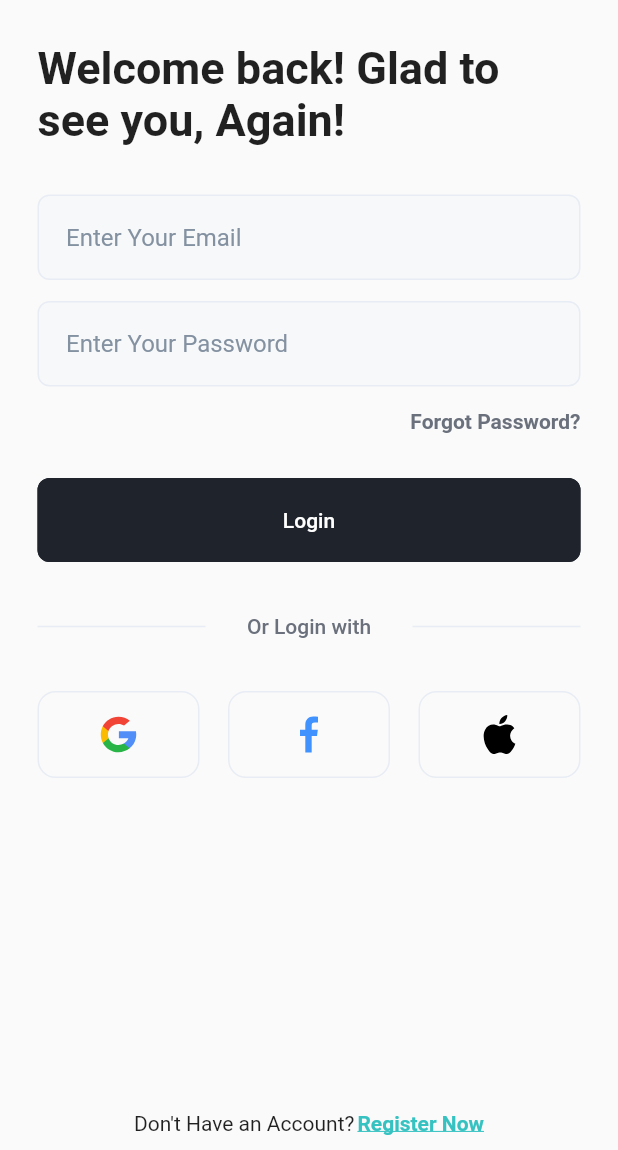
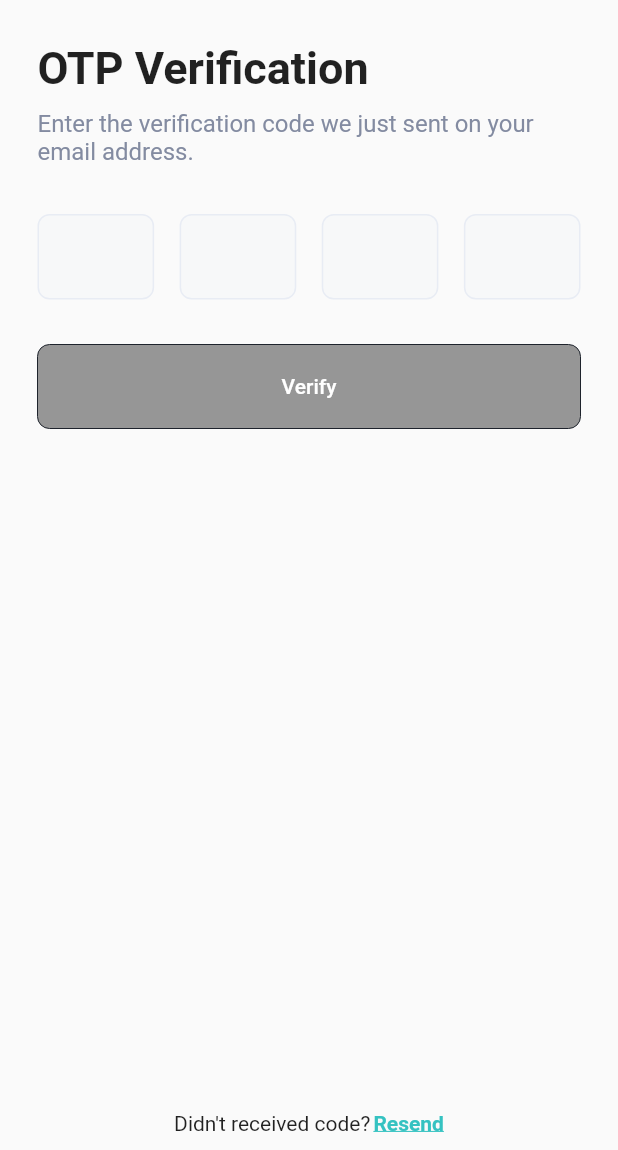
Before and after one commit to nandhakumar-rs/flutter-ui, a Flutter app: the LoginScreen screen opened directly, after a tap on "Login", on a phone screen of 412 x 824 dp, the part 86-1236 px from its top. Run offline on Flutter 3.47's test engine with Material 2 defaults, Android fonts, the phone set to English and light mode, and no system bars; our stand-ins replace flutter_svg.

Commit message:
feat: add OTP screen & its functionalities

```diff
--- a/login_register/lib/screens/login/login.screen.dart
+++ b/login_register/lib/screens/login/login.screen.dart
@@ -1,7 +1,10 @@
+import 'package:f_widgets/widgets/link.widget.dart';
 import 'package:flutter/material.dart';
 import 'package:flutter_svg/svg.dart';
 
 import '../../widgets/app_button.widget.dart';
+import '../../widgets/app_text_field.widget.dart';
+import '../otp/otp.screen.dart';
 
 class LoginScreen extends StatelessWidget {
   const LoginScreen({super.key});
@@ -40,36 +43,17 @@ class LoginScreen extends StatelessWidget {
           const SizedBox(
             height: 32,
           ),
-          Container(
-            decoration: BoxDecoration(
-                color: const Color(0xFFF7F8F9),
-                borderRadius: BorderRadius.circular(8),
-                border: Border.all(color: const Color(0xFFE8ECF4), width: 1)),
-            child: TextField(
-              style: TextStyle(fontSize: 16),
-              decoration: InputDecoration(
-                  contentPadding: EdgeInsets.all(18),
-                  border: InputBorder.none,
-                  hintText: 'Enter Your Email',
-                  hintStyle: TextStyle(color: const Color(0xFF8391A1))),
-            ),
+          AppTextField(
+            placeholder: 'Enter Your Email',
+            type: TextInputType.emailAddress,
           ),
           const SizedBox(
             height: 14,
           ),
-          Container(
-            decoration: BoxDecoration(
-                color: const Color(0xFFF7F8F9),
-                borderRadius: BorderRadius.circular(8),
-                border: Border.all(color: const Color(0xFFE8ECF4), width: 1)),
-            child: TextField(
-              style: TextStyle(fontSize: 16),
-              decoration: InputDecoration(
-                  contentPadding: EdgeInsets.all(18),
-                  border: InputBorder.none,
-                  hintText: 'Enter Your Password',
-                  hintStyle: TextStyle(color: const Color(0xFF8391A1))),
-            ),
+          AppTextField(
+            placeholder: 'Enter Your Password',
+            type: TextInputType.text,
+            obscureText: true,
           ),
           const SizedBox(
             height: 15,
@@ -91,7 +75,7 @@ class LoginScreen extends StatelessWidget {
               variant: 'solid',
               onTap: () {
                 Navigator.push(context,
-                    MaterialPageRoute(builder: (context) => LoginScreen()));
+                    MaterialPageRoute(builder: (context) => OtpScreen()));
               },
               label: 'Login'),
           const SizedBox(
@@ -124,7 +108,8 @@ class LoginScreen extends StatelessWidget {
             mainAxisAlignment: MainAxisAlignment.spaceBetween,
             children: [
               Ink(
-                padding: const EdgeInsets.symmetric(vertical: 15, horizontal: 40),
+                padding:
+                    const EdgeInsets.symmetric(vertical: 15, horizontal: 40),
                 decoration: BoxDecoration(
                     color: Colors.transparent,
                     borderRadius: BorderRadius.circular(12),
@@ -139,7 +124,8 @@ class LoginScreen extends StatelessWidget {
                     )),
               ),
               Ink(
-                padding: const EdgeInsets.symmetric(vertical: 15, horizontal: 40),
+                padding:
+                    const EdgeInsets.symmetric(vertical: 15, horizontal: 40),
                 decoration: BoxDecoration(
                     color: Colors.transparent,
                     borderRadius: BorderRadius.circular(12),
@@ -154,7 +140,8 @@ class LoginScreen extends StatelessWidget {
                     )),
               ),
               Ink(
-                padding: const EdgeInsets.symmetric(vertical: 15, horizontal: 40),
+                padding:
+                    const EdgeInsets.symmetric(vertical: 15, horizontal: 40),
                 decoration: BoxDecoration(
                     color: Colors.transparent,
                     borderRadius: BorderRadius.circular(12),
@@ -178,12 +165,9 @@ class LoginScreen extends StatelessWidget {
               const SizedBox(
                 width: 2,
               ),
-              Text(
-                'Register Now',
-                style: TextStyle(
-                    color: Color(0xFF35C2C1),
-                    decoration: TextDecoration.underline,
-                    fontWeight: FontWeight.w600),
+              Link(
+                onTap: () {},
+                text: 'Register Now',
               )
             ],
           )
--- /dev/null
+++ b/login_register/lib/screens/otp/otp.screen.dart
@@ -0,0 +1,236 @@
+import 'package:f_widgets/widgets/app_text_field.widget.dart';
+import 'package:flutter/material.dart';
+import 'package:flutter/services.dart';
+import 'package:flutter_svg/svg.dart';
+
+import '../../widgets/app_button.widget.dart';
+import '../../widgets/link.widget.dart';
+
+class OtpScreen extends StatefulWidget {
+  const OtpScreen({super.key});
+
+  @override
+  State<OtpScreen> createState() => _OtpScreenState();
+}
+
+// OTP 1234
+
+class _OtpScreenState extends State<OtpScreen> {
+  final formKey = GlobalKey<FormState>();
+  final FocusScopeNode _node = new FocusScopeNode();
+  bool isFormValid = false;
+
+  TextEditingController field_one = new TextEditingController();
+  TextEditingController field_two = new TextEditingController();
+  TextEditingController field_three = new TextEditingController();
+  TextEditingController field_four = new TextEditingController();
+
+  @override
+  void initState() {
+    // TODO: implement initState
+    super.initState();
+    formKey.currentState?.initState();
+  }
+
+  @override
+  Widget build(BuildContext context) {
+    return Scaffold(
+      body: Container(
+        padding: const EdgeInsets.symmetric(vertical: 10, horizontal: 25),
+        height: MediaQuery.of(context).size.height,
+        width: MediaQuery.of(context).size.width,
+        child: SafeArea(
+            child:
+                Column(crossAxisAlignment: CrossAxisAlignment.start, children: [
+          Ink(
+            padding: const EdgeInsets.all(12),
+            decoration: BoxDecoration(
+                color: Colors.transparent,
+                borderRadius: BorderRadius.circular(12),
+                border: Border.all(color: const Color(0xFFE8ECF4), width: 2)),
+            child: InkWell(
+                onTap: () {
+                  Navigator.pop(context);
+                },
+                child: SvgPicture.asset(
+                  'assets/svg/back_arrow.svg',
+                )),
+          ),
+          const SizedBox(
+            height: 28,
+          ),
+          const Text(
+            'OTP Verification',
+            style: TextStyle(fontWeight: FontWeight.bold, fontSize: 30),
+          ),
+          const SizedBox(
+            height: 10,
+          ),
+          const Text(
+              'Enter the verification code we just sent on your email address.',
+              style: TextStyle(
+                  color: Color(0xFF838BA1),
+                  fontWeight: FontWeight.w400,
+                  fontSize: 16)),
+          const SizedBox(
+            height: 32,
+          ),
+          Form(
+            key: formKey,
+            child: FocusScope(
+              node: _node,
+              child: Row(
+                children: [
+                  AppTextField(
+                    validator: (value) {
+                      if (value?.isEmpty ?? true) {
+                        return '';
+                      }
+                    },
+                    controller: field_one,
+                    type: TextInputType.number,
+                    maxLength: 1,
+                    textAlign: TextAlign.center,
+                    onChange: (value) {
+                      Clipboard.getData('text/plain').then((value) {
+                        if (value?.text?.length == 4) {
+                          String? pastedText = value?.text;
+                          if (pastedText != null) {
+                            setState(() {
+                              field_one.text = pastedText[0];
+                              field_two.text = pastedText[1];
+                              field_three.text = pastedText[2];
+                              field_four.text = pastedText[3];
+
+                              _node.unfocus();
+                            });
+                          }
+                        }
+                        Clipboard.setData(ClipboardData(text: ''));
+                      });
+                      if (value.length == 1) {
+                        _node.nextFocus();
+                      }
+                      if (value.length == 0) {
+                        formKey.currentState?.reset();
+                        setState(() {
+                          field_one.text = '';
+                          field_two.text = '';
+                          field_three.text = '';
+                          field_four.text = '';
+                        });
+                      }
+                    },
+                  ),
+                  const SizedBox(
+                    width: 17,
+                  ),
+                  AppTextField(
+                    validator: (value) {
+                      if (value?.isEmpty ?? true) {
+                        return '';
+                      }
+                    },
+                    controller: field_two,
+                    type: TextInputType.number,
+                    maxLength: 1,
+                    textAlign: TextAlign.center,
+                    onChange: (value) {
+                      if (value.length == 1) {
+                        _node.nextFocus();
+                      }
+                      if (value.length == 0) {
+                        _node.previousFocus();
+                        setState(() {
+                          field_two.text = '';
+                        });
+                      }
+                    },
+                  ),
+                  const SizedBox(
+                    width: 17,
+                  ),
+                  AppTextField(
+                    validator: (value) {
+                      if (value?.isEmpty ?? true) {
+                        return '';
+                      }
+                    },
+                    controller: field_three,
+                    type: TextInputType.number,
+                    maxLength: 1,
+                    textAlign: TextAlign.center,
+                    onChange: (value) {
+                      if (value.length == 1) {
+                        _node.nextFocus();
+                      }
+                      if (value.length == 0) {
+                        _node.previousFocus();
+                        setState(() {
+                          field_three.text = '';
+                        });
+                      }
+                    },
+                  ),
+                  const SizedBox(
+                    width: 17,
+                  ),
+                  AppTextField(
+                    validator: (value) {
+                      if (value?.isEmpty ?? true) {
+                        return '';
+                      }
+                    },
+                    controller: field_four,
+                    type: TextInputType.number,
+                    textAlign: TextAlign.center,
+                    maxLength: 1,
+                    onChange: (value) {
+                      if (value.length == 0) {
+                        _node.previousFocus();
+                        setState(() {
+                          field_four.text = '';
+                        });
+                      }
+                    },
+                  ),
+                ],
+              ),
+            ),
+            onChanged: () {
+              setState(() {
+                isFormValid = (formKey?.currentState?.validate() ?? true);
+              });
+            },
+          ),
+          const SizedBox(
+            height: 30,
+          ),
+          AppButton(
+              disabled: !isFormValid,
+              variant: 'solid',
+              onTap: () {
+                formKey.currentState!.save();
+              },
+              label: 'Verify'),
+          Spacer(),
+          Row(
+            mainAxisAlignment: MainAxisAlignment.center,
+            children: [
+              Text("Didn't received code?"),
+              const SizedBox(
+                width: 2,
+              ),
+              Link(
+                onTap: () {},
+                text: 'Resend',
+              ),
+            ],
+          )
+        ])),
+      ),
+    );
+  }
+}
+
+// OTP 1234
--- a/login_register/lib/screens/welcome/welcome.screen.dart
+++ b/login_register/lib/screens/welcome/welcome.screen.dart
@@ -1,6 +1,8 @@
 import 'package:f_widgets/screens/login/login.screen.dart';
 import 'package:f_widgets/widgets/app_button.widget.dart';
 import 'package:flutter/material.dart';
+
+import '../../widgets/link.widget.dart';
 
 class WelcomeScreen extends StatelessWidget {
   const WelcomeScreen({super.key});
@@ -41,12 +43,10 @@ class WelcomeScreen extends StatelessWidget {
                       },
                       label: 'Register'),
                   const SizedBox(height: 46),
-                  GestureDetector(
-                    child: Text(
-                      'Continue as a guest',
-                      style: TextStyle(color: Color(0xFF35C2C1), decoration: TextDecoration.underline, fontWeight: FontWeight.w600),
-                    ),
-                  )
+                  Link(
+                    onTap: () {},
+                    text: 'Continue as a guest',
+                  ),
                 ],
               ),
             )));
--- a/login_register/lib/widgets/app_button.widget.dart
+++ b/login_register/lib/widgets/app_button.widget.dart
@@ -3,13 +3,15 @@ import 'package:flutter/material.dart';
 class AppButton extends StatelessWidget {
   String variant = 'solid';
   String label = 'button';
+  bool disabled = false;
 
   Function() onTap;
   AppButton(
       {super.key,
       required this.variant,
       required this.onTap,
-      required this.label});
+      required this.label,
+      this.disabled = false});
 
   @override
   Widget build(BuildContext context) {
@@ -17,15 +19,17 @@ class AppButton extends StatelessWidget {
       height: 56,
       width: double.infinity,
       child: TextButton(
-        onPressed: onTap,
+        onPressed: disabled ? null : onTap,
         style: TextButton.styleFrom(
             splashFactory: NoSplash.splashFactory,
+            disabledBackgroundColor: Color.fromARGB(255, 150, 150, 150),
             backgroundColor:
                 variant == 'solid' ? Color(0xFF1E232C) : Colors.white,
             shape: const RoundedRectangleBorder(
               borderRadius: BorderRadius.all(Radius.circular(8)),
             ),
-            side: BorderSide(color: Color(0xFF1E232C), width: 1)),
+            side:
+                BorderSide(color: Color(0xFF1E232C), width: disabled ? 0 : 1)),
         child: Text(
           label,
           style: TextStyle(
--- /dev/null
+++ b/login_register/lib/widgets/app_text_field.widget.dart
@@ -0,0 +1,87 @@
+import 'package:flutter/material.dart';
+
+class AppTextField extends StatefulWidget {
+  String? placeholder = 'button';
+  final TextEditingController? controller;
+  TextInputType type = TextInputType.text;
+  TextAlign textAlign = TextAlign.left;
+  bool obscureText = false;
+  int maxLength = 100;
+  FocusNode? focusNode = null;
+  Function(dynamic)? onChange;
+  Function(dynamic)? onSave;
+  String? Function(String?)? validator;
+
+  AppTextField(
+      {super.key,
+      this.placeholder,
+      this.controller,
+      this.validator,
+      required this.type,
+      this.obscureText = false,
+      this.maxLength = 100,
+      this.textAlign = TextAlign.left,
+      this.onChange,
+      this.onSave,
+      this.focusNode});
+
+  @override
+  State<AppTextField> createState() => _AppTextFieldState();
+}
+
+class _AppTextFieldState extends State<AppTextField> {
+  bool hasValue = false;
+
+  @override
+  void initState() {
+    // TODO: implement initState
+    super.initState();
+    widget.controller?.addListener(() {
+      setState(() {
+        hasValue = widget.controller?.text.toString().isNotEmpty ?? true;
+      });
+    });
+  }
+
+  @override
+  Widget build(BuildContext context) {
+    return Flexible(
+        child: Container(
+            decoration: BoxDecoration(
+                color: !hasValue
+                    ? const Color(0xFFF7F8F9)
+                    : const Color(0xFFFFFFFF),
+                borderRadius: BorderRadius.circular(8),
+                border: Border.all(
+                    color:
+                        !hasValue ? const Color(0xFFE8ECF4) : Color(0xFF35C2C1),
+                    width: 1)),
+            child: TextFormField(
+              validator: widget.validator,
+              controller: widget.controller,
+              textAlign: widget.textAlign,
+              maxLength: widget.maxLength,
+              keyboardType: widget.type,
+              obscureText: widget.obscureText,
+              autocorrect: !widget.obscureText,
+              onChanged: (value) {
+                widget.onChange?.call(value);
+              },
+              onSaved: (value) {
+                widget.onSave?.call(value);
+              },
+              style: TextStyle(fontSize: 16),
+              decoration: InputDecoration(
+                  errorText: null,
+                  errorStyle: TextStyle(height: 0, fontSize: 0),
+                  counterText: '',
+                  contentPadding: EdgeInsets.all(18),
+                  border: InputBorder.none,
+                  hintText: widget.placeholder,
+                  hintStyle: TextStyle(color: const Color(0xFF8391A1))),
+            )));
+  }
+}
+
+
+// 1234
--- /dev/null
+++ b/login_register/lib/widgets/link.widget.dart
@@ -0,0 +1,21 @@
+import 'package:flutter/material.dart';
+
+
+class Link extends StatelessWidget {
+  String text = 'button';
+  Function() onTap;
+
+  Link({super.key, required this.onTap, required this.text});
+
+  @override
+  Widget build(BuildContext context) {
+    return GestureDetector(
+        child: Text(
+      text,
+      style: const TextStyle(
+          color: Color(0xFF35C2C1),
+          decoration: TextDecoration.underline,
+          fontWeight: FontWeight.w600),
+    ));
+  }
+}
```
Also changed, not shown: 1 other file.
